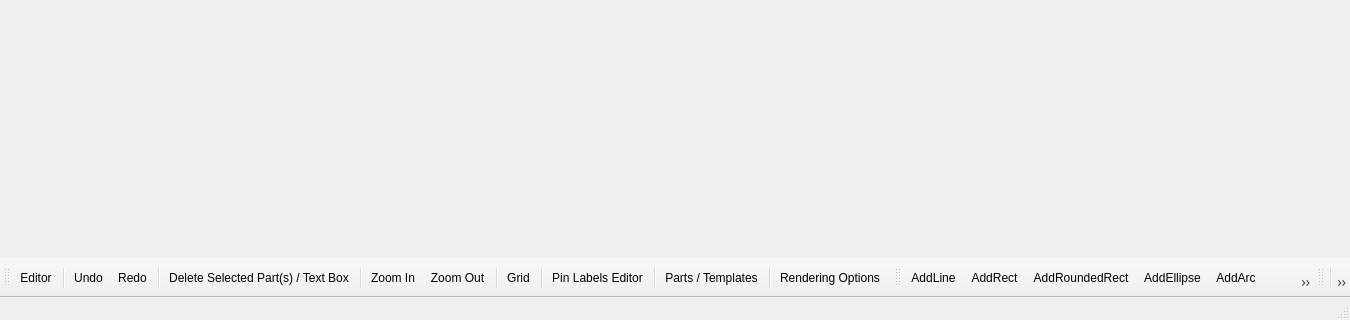
Before: the Qt Designer form src/mainwindow.ui in melak/veroroute, drawn with Qt 5; both pictures show x 0 to 1350 and y 400 to 720 of the 1350 by 720 pixel window.
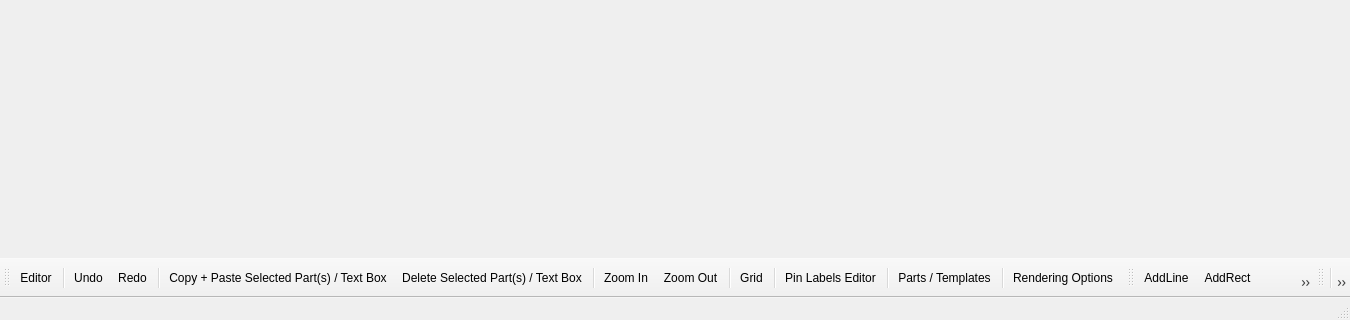
After: the same form once the commit is applied. Icons and pictures are not drawn.

Commit message: Bug fix: Pin label editor was not writing to undo history.  Allow copy/paste operation on shapes in Component editor. Added copy/paste button to toolbar.  More efficent undo history log.  Make Android back button work as either close dialog or undo operation.  Moved mouse event handlers from MainWindow to MyScrollArea.  Added event handlers for multitouch.

The edit to the form file:
```diff
--- a/src/mainwindow.ui
+++ b/src/mainwindow.ui
@@ -16,7 +16,7 @@
   <property name="minimumSize">
    <size>
     <width>800</width>
-    <height>690</height>
+    <height>720</height>
    </size>
   </property>
   <property name="mouseTracking">
@@ -317,6 +317,7 @@
    <addaction name="actionUndo"/>
    <addaction name="actionRedo"/>
    <addaction name="separator"/>
+   <addaction name="actionCopy"/>
    <addaction name="actionDelete"/>
    <addaction name="separator"/>
    <addaction name="actionZoom_In"/>
```
Left out of the diff: 4 changed lines with no effect on the pictures. The commit also changes 18 other files.
